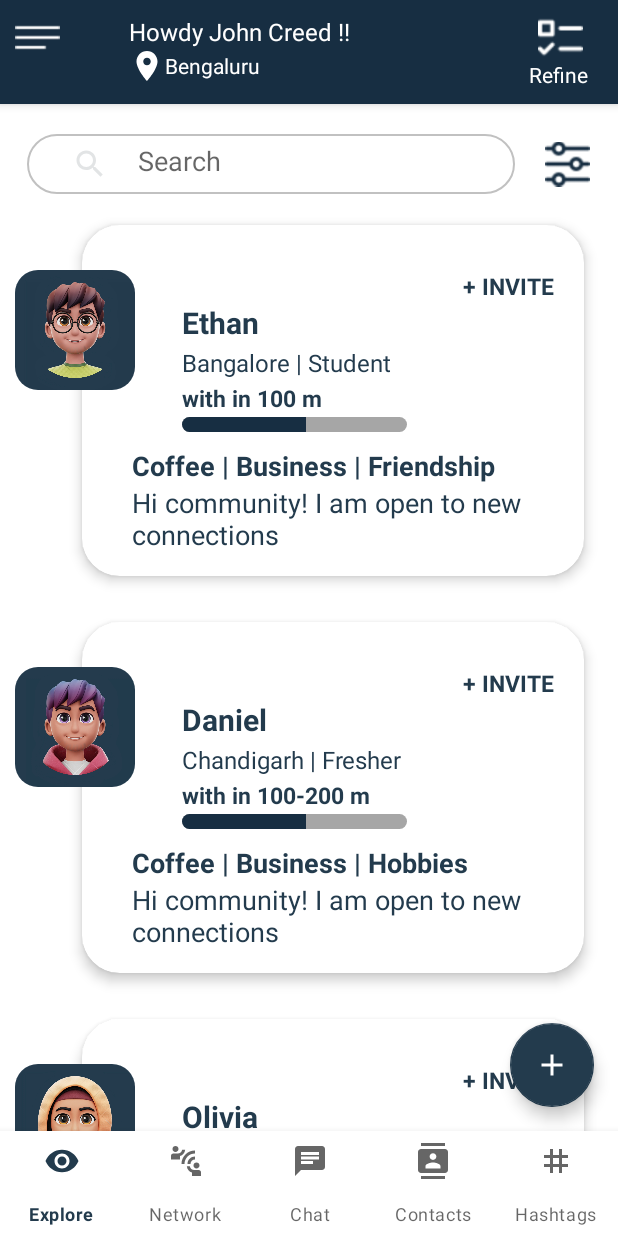
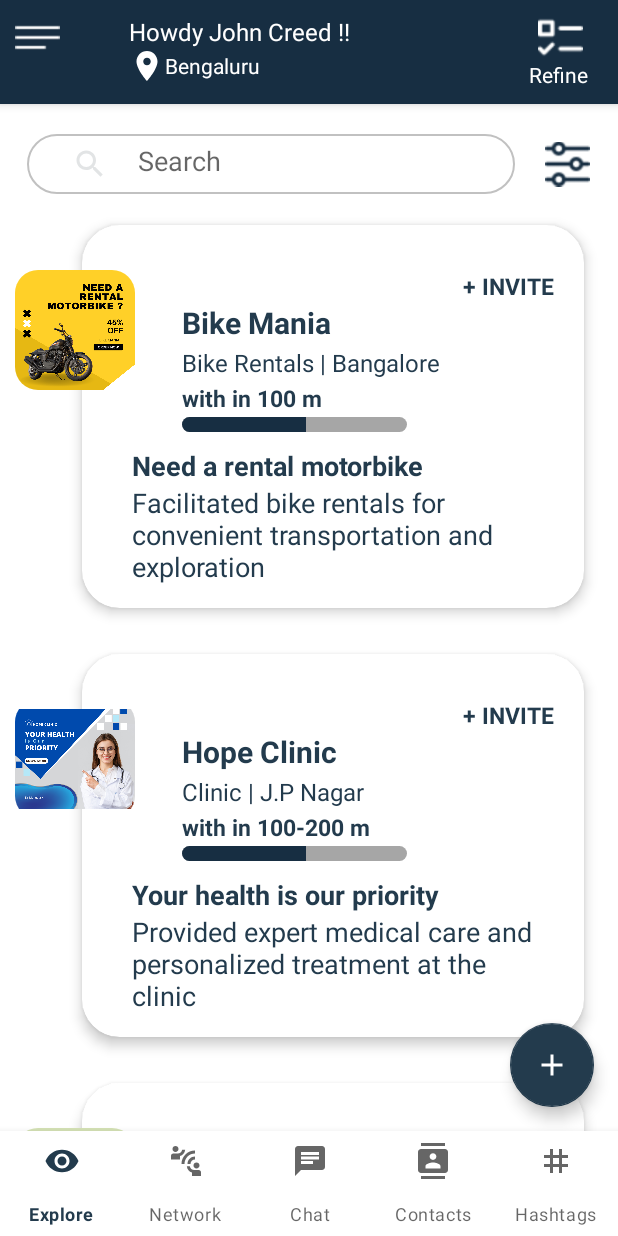
Before and after one commit to SaubhagyaNausran/ConnectVerse, an Android app: the fragment MerchantFragment placed in its activity, on a phone screen of 412 x 824 dp. Run offline under Robolectric (Android 15) with nearby library versions, the phone set to English and light mode, and no system bars.

Commit message:
merchant fragment UI changes

```diff
--- a/app/src/main/java/com/example/assignment/MerchantFragment.java
+++ b/app/src/main/java/com/example/assignment/MerchantFragment.java
@@ -109,25 +109,25 @@ public class MerchantFragment extends Fragment {
         itemsofcardviewArrayList = new ArrayList<>();
 
         name = new String[]{
-                "Ethan",
-                "Daniel",
-                "Olivia",
-                "Isabella",
-                "Samuel",
-                "Emma",
-                "Noah",
-                "Charlotte",
+                "Bike Mania",
+                "Hope Clinic",
+                "Fauget",
+                "Bake House",
+                "EL Union",
+                "Liceria",
+                "Scissors",
+                "Plus Plus",
         };
 
         address = new String[]{
-                "Bangalore | Student",
-                "Chandigarh | Fresher",
-                "Noida | Software Developer",
-                "Delhi | Fresher",
-                "Gurgaon | Software Tester",
-                "Pune | Student",
-                "Mumbai | Manual Testing",
-                "Bangalore | Student",
+                "Bike Rentals | Bangalore",
+                "Clinic | J.P Nagar",
+                "Grocery Store | Jaya Nagar",
+                "Bakery| BTM Layout",
+                "Pub | Indranagar",
+                "Taxi | HSR Layout",
+                "Barber | Electronic City",
+                "Pharmacy | Whitefield",
 
 
         };
@@ -146,41 +146,41 @@ public class MerchantFragment extends Fragment {
         };
 
         bio = new String[]{
-                "Coffee | Business | Friendship",
-                "Coffee | Business | Hobbies",
-                "Coffee | Business | Movies",
-                "Coffee | Business | Friendship",
-                "Coffee | Business | Friendship",
-                "Coffee | Business | Friendship",
-                "Coffee | Business | Friendship",
-                "Coffee | Business | Friendship",
+                "Need a rental motorbike",
+                "Your health is our priority",
+                "Enjoy healthy fruits",
+                "Find Your Better Taste Experience",
+                "Monday pub quiz night",
+                "We offer the best price",
+                "Haircut & Treatment",
+                "Medications for cure ",
 
 
         };
 
         description = new String[]{
-                "Hi community! I am open to new connections",
-                "Hi community! I am open to new connections",
-                "Hi community! I am open to new connections",
-                "Hi community! I am open to new connections",
-                "Hi community! I am open to new connections",
-                "Hi community! I am open to new connections",
-                "Hi community! I am open to new connections",
-                "Hi community! I am open to new connections",
+                "Facilitated bike rentals for convenient transportation and exploration",
+                "Provided expert medical care and personalized treatment at the clinic",
+                "Offered a wide selection of fresh produce and household essentials at the grocery store",
+                "Delighted customers with freshly baked goods and scrumptious treats at the bakery",
+                "Provided a vibrant atmosphere and a diverse selection of beverages at the pub",
+                "Offered reliable and efficient taxi services for hassle-free transportation",
+                "Provided top-notch grooming services and stylish haircuts at the barber shop",
+                "Essential medications and professional pharmaceutical services at the pharmacy",
 
 
         };
 
 
         profileImageResourceId = new int[]{
-                R.drawable.profile2,
-                R.drawable.profile3,
-                R.drawable.profile1,
-                R.drawable.profile5,
-                R.drawable.profile4,
-                R.drawable.profile6,
-                R.drawable.profile2,
-                R.drawable.profile1,
+                R.drawable.bikerental,
+                R.drawable.doctor,
+                R.drawable.grocery,
+                R.drawable.bakery,
+                R.drawable.pub,
+                R.drawable.taxi,
+                R.drawable.barber,
+                R.drawable.pharmacy,
 
 
         };
```
Also changed, not shown: app/src/main/res/drawable/bakery.png (added), app/src/main/res/drawable/barber.png (added), app/src/main/res/drawable/bikerental.png (added), app/src/main/res/drawable/doctor.png (added), app/src/main/res/drawable/grocery.png (added), app/src/main/res/drawable/pharmacy.png (added), app/src/main/res/drawable/pub.png (added), app/src/main/res/drawable/taxi.png (added).
